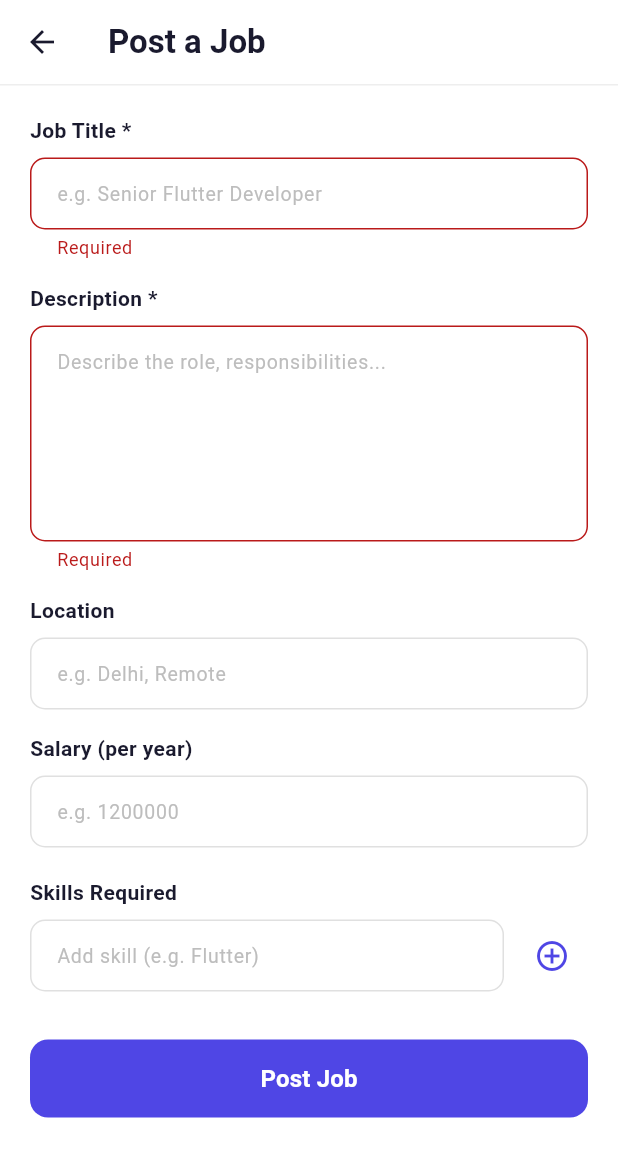
After one commit to SimarSingh2004/JOB_HUB_FRONTEND, a Flutter app: the PostJobScreen screen opened directly, after a tap on "Post Job", on a phone screen of 412 x 824 dp. The commit adds this screen. Shown: the top 1157 px of the screen. Run offline on Flutter 3.47's test engine with Material 3 defaults, Android fonts, the phone set to English and light mode, and no system bars; our stand-ins replace dio, flutter_riverpod, flutter_secure_storage, freezed_annotation, go_router; accounts and stored records are empty.

Commit message:
feat: add PostJobScreen for job creation and editing with form handling and validation

```diff
--- /dev/null
+++ b/lib/features/jobs/presentation/screens/post_job_screen.dart
@@ -0,0 +1,344 @@
+import 'package:flutter/material.dart';
+import 'package:flutter_riverpod/flutter_riverpod.dart';
+import 'package:go_router/go_router.dart';
+import '../../../../models/job.dart';
+import '../viewmodels/post_job_viewmodel.dart';
+// ignore: unused_import
+import '../../presentation/widgets/jobs_filter_sheet.dart';
+
+class PostJobScreen extends ConsumerStatefulWidget {
+  // If editing, pass the existing job — null means creating new
+  final JobModel? existingJob;
+
+  const PostJobScreen({super.key, this.existingJob});
+
+  @override
+  ConsumerState<PostJobScreen> createState() => _PostJobScreenState();
+}
+
+class _PostJobScreenState extends ConsumerState<PostJobScreen> {
+  final _formKey = GlobalKey<FormState>();
+  late TextEditingController _titleCtrl;
+  late TextEditingController _descCtrl;
+  late TextEditingController _salaryCtrl;
+  late TextEditingController _locationCtrl;
+  late TextEditingController _skillCtrl;
+  late List<String> _skills;
+
+  bool get _isEditing => widget.existingJob != null;
+
+  @override
+  void initState() {
+    super.initState();
+    final j = widget.existingJob;
+    _titleCtrl = TextEditingController(text: j?.title ?? '');
+    _descCtrl = TextEditingController(text: j?.description ?? '');
+    _salaryCtrl = TextEditingController(
+      text: j?.salary?.toStringAsFixed(0) ?? '',
+    );
+    _locationCtrl = TextEditingController(text: j?.location ?? '');
+    _skillCtrl = TextEditingController();
+    _skills = List.from(j?.skillsRequired ?? []);
+  }
+
+  @override
+  void dispose() {
+    _titleCtrl.dispose();
+    _descCtrl.dispose();
+    _salaryCtrl.dispose();
+    _locationCtrl.dispose();
+    _skillCtrl.dispose();
+    super.dispose();
+  }
+
+  void _addSkill() {
+    final skill = _skillCtrl.text.trim().toLowerCase();
+    if (skill.isNotEmpty && !_skills.contains(skill)) {
+      setState(() {
+        _skills.add(skill);
+        _skillCtrl.clear();
+      });
+    }
+  }
+
+  Future<void> _save() async {
+    if (!_formKey.currentState!.validate()) return;
+
+    final vm = ref.read(postJobViewModelProvider.notifier);
+
+    if (_isEditing) {
+      await vm.updateJob(
+        jobId: widget.existingJob!.id,
+        data: {
+          'title': _titleCtrl.text.trim(),
+          'description': _descCtrl.text.trim(),
+          'skillsRequired': _skills,
+          if (_salaryCtrl.text.isNotEmpty)
+            'salary': double.tryParse(_salaryCtrl.text.trim()),
+          if (_locationCtrl.text.isNotEmpty)
+            'location': _locationCtrl.text.trim(),
+        },
+      );
+    } else {
+      await vm.createJob(
+        title: _titleCtrl.text.trim(),
+        description: _descCtrl.text.trim(),
+        skillsRequired: _skills,
+        salary: double.tryParse(_salaryCtrl.text.trim()),
+        location: _locationCtrl.text.trim(),
+      );
+    }
+  }
+
+  Future<void> _delete() async {
+    final confirm = await showDialog<bool>(
+      context: context,
+      builder: (ctx) => AlertDialog(
+        title: const Text('Delete Job?'),
+        content: const Text(
+          'This will close the job and remove it from listings. This cannot be undone.',
+        ),
+        actions: [
+          TextButton(
+            onPressed: () => Navigator.pop(ctx, false),
+            child: const Text('Cancel'),
+          ),
+          TextButton(
+            onPressed: () => Navigator.pop(ctx, true),
+            child: Text('Delete', style: TextStyle(color: Colors.red.shade600)),
+          ),
+        ],
+      ),
+    );
+
+    if (confirm == true) {
+      final success = await ref
+          .read(postJobViewModelProvider.notifier)
+          .deleteJob(widget.existingJob!.id);
+      if (success && mounted) context.pop();
+    }
+  }
+
+  @override
+  Widget build(BuildContext context) {
+    final state = ref.watch(postJobViewModelProvider);
+
+    // Navigate back on success
+    ref.listen<PostJobState>(postJobViewModelProvider, (_, next) {
+      if (next.success) {
+        ScaffoldMessenger.of(context).showSnackBar(
+          SnackBar(
+            content: Text(
+              _isEditing ? 'Job updated!' : 'Job posted successfully!',
+            ),
+            backgroundColor: Colors.green,
+            behavior: SnackBarBehavior.floating,
+          ),
+        );
+        context.pop();
+      }
+    });
+
+    return Scaffold(
+      backgroundColor: Colors.white,
+      appBar: AppBar(
+        title: Text(
+          _isEditing ? 'Edit Job' : 'Post a Job',
+          style: const TextStyle(fontWeight: FontWeight.w600),
+        ),
+        backgroundColor: Colors.white,
+        foregroundColor: const Color(0xFF1A1A2E),
+        elevation: 0,
+        bottom: PreferredSize(
+          preferredSize: const Size.fromHeight(1),
+          child: Container(height: 1, color: Colors.grey.shade200),
+        ),
+        // Delete button — only shown when editing
+        actions: _isEditing
+            ? [
+                IconButton(
+                  icon: Icon(Icons.delete_outline, color: Colors.red.shade600),
+                  onPressed: state.isDeleting ? null : _delete,
+                ),
+              ]
+            : null,
+      ),
+      body: Form(
+        key: _formKey,
+        child: SingleChildScrollView(
+          padding: const EdgeInsets.all(20),
+          child: Column(
+            crossAxisAlignment: CrossAxisAlignment.start,
+            children: [
+              // Error
+              if (state.error != null)
+                Container(
+                  margin: const EdgeInsets.only(bottom: 16),
+                  padding: const EdgeInsets.all(12),
+                  decoration: BoxDecoration(
+                    color: Colors.red.shade50,
+                    borderRadius: BorderRadius.circular(8),
+                  ),
+                  child: Text(
+                    state.error!,
+                    style: TextStyle(color: Colors.red.shade700),
+                  ),
+                ),
+
+              _label('Job Title *'),
+              const SizedBox(height: 8),
+              TextFormField(
+                controller: _titleCtrl,
+                decoration: _deco('e.g. Senior Flutter Developer'),
+                validator: (v) =>
+                    v == null || v.trim().isEmpty ? 'Required' : null,
+              ),
+              const SizedBox(height: 16),
+
+              _label('Description *'),
+              const SizedBox(height: 8),
+              TextFormField(
+                controller: _descCtrl,
+                maxLines: 5,
+                decoration: _deco('Describe the role, responsibilities...'),
+                validator: (v) =>
+                    v == null || v.trim().isEmpty ? 'Required' : null,
+              ),
+              const SizedBox(height: 16),
+
+              _label('Location'),
+              const SizedBox(height: 8),
+              TextFormField(
+                controller: _locationCtrl,
+                decoration: _deco('e.g. Delhi, Remote'),
+              ),
+              const SizedBox(height: 16),
+
+              _label('Salary (per year)'),
+              const SizedBox(height: 8),
+              TextFormField(
+                controller: _salaryCtrl,
+                keyboardType: TextInputType.number,
+                decoration: _deco('e.g. 1200000'),
+                validator: (val) {
+                  if (val != null && val.isNotEmpty) {
+                    if (double.tryParse(val) == null) {
+                      return 'Enter a valid number';
+                    }
+                  }
+                  return null;
+                },
+              ),
+              const SizedBox(height: 20),
+
+              _label('Skills Required'),
+              const SizedBox(height: 8),
+
+              // Skills chips
+              if (_skills.isNotEmpty)
+                Padding(
+                  padding: const EdgeInsets.only(bottom: 10),
+                  child: Wrap(
+                    spacing: 8,
+                    runSpacing: 8,
+                    children: _skills.map((skill) {
+                      return Chip(
+                        label: Text(
+                          skill,
+                          style: const TextStyle(fontSize: 13),
+                        ),
+                        onDeleted: () => setState(() => _skills.remove(skill)),
+                        deleteIconColor: Colors.grey.shade500,
+                        backgroundColor: const Color(
+                          0xFF4F46E5,
+                          // ignore: deprecated_member_use
+                        ).withOpacity(0.08),
+                        side: BorderSide.none,
+                        labelStyle: const TextStyle(color: Color(0xFF4F46E5)),
+                      );
+                    }).toList(),
+                  ),
+                ),
+
+              Row(
+                children: [
+                  Expanded(
+                    child: TextField(
+                      controller: _skillCtrl,
+                      decoration: _deco('Add skill (e.g. Flutter)'),
+                      onSubmitted: (_) => _addSkill(),
+                    ),
+                  ),
+                  const SizedBox(width: 8),
+                  IconButton(
+                    onPressed: _addSkill,
+                    icon: const Icon(Icons.add_circle_outline),
+                    color: const Color(0xFF4F46E5),
+                  ),
+                ],
+              ),
+              const SizedBox(height: 32),
+
+              // Submit button
+              SizedBox(
+                width: double.infinity,
+                height: 52,
+                child: ElevatedButton(
+                  onPressed: state.isSaving ? null : _save,
+                  style: ElevatedButton.styleFrom(
+                    backgroundColor: const Color(0xFF4F46E5),
+                    foregroundColor: Colors.white,
+                    shape: RoundedRectangleBorder(
+                      borderRadius: BorderRadius.circular(12),
+                    ),
+                    elevation: 0,
+                  ),
+                  child: state.isSaving
+                      ? const SizedBox(
+                          width: 22,
+                          height: 22,
+                          child: CircularProgressIndicator(
+                            color: Colors.white,
+                            strokeWidth: 2.5,
+                          ),
+                        )
+                      : Text(
+                          _isEditing ? 'Save Changes' : 'Post Job',
+                          style: const TextStyle(
+                            fontSize: 16,
+                            fontWeight: FontWeight.w600,
+                          ),
+                        ),
+                ),
+              ),
+            ],
+          ),
+        ),
+      ),
+    );
+  }
+
+  Widget _label(String text) => Text(
+    text,
+    style: const TextStyle(
+      fontSize: 14,
+      fontWeight: FontWeight.w600,
+      color: Color(0xFF1A1A2E),
+    ),
+  );
+
+  InputDecoration _deco(String hint) => InputDecoration(
+    hintText: hint,
+    hintStyle: TextStyle(color: Colors.grey.shade400, fontSize: 13),
+    border: OutlineInputBorder(borderRadius: BorderRadius.circular(10)),
+    enabledBorder: OutlineInputBorder(
+      borderRadius: BorderRadius.circular(10),
+      borderSide: BorderSide(color: Colors.grey.shade300),
+    ),
+    focusedBorder: OutlineInputBorder(
+      borderRadius: BorderRadius.circular(10),
+      borderSide: const BorderSide(color: Color(0xFF4F46E5), width: 2),
+    ),
+    contentPadding: const EdgeInsets.symmetric(horizontal: 14, vertical: 12),
+  );
+}
--- a/lib/features/jobs/presentation/screens/recruiter_home_screen.dart
+++ b/lib/features/jobs/presentation/screens/recruiter_home_screen.dart
@@ -143,6 +143,7 @@ class _RecruiterHomeScreenState extends ConsumerState<RecruiterHomeScreen> {
           return JobCard(
             job: job,
             onTap: () => context.push(AppRoutes.jobDetail, extra: job.id),
+            onLongPress: () => context.push(AppRoutes.postJob, extra: job),
           );
         },
       ),
--- a/lib/features/jobs/presentation/widgets/job_card_widget.dart
+++ b/lib/features/jobs/presentation/widgets/job_card_widget.dart
@@ -6,13 +6,21 @@ import '../../../../models/job.dart';
 class JobCard extends StatelessWidget {
   final JobModel job;
   final VoidCallback onTap;
+  final VoidCallback?
+  onLongPress; // optional long press for edit (recruiter only)
 
-  const JobCard({super.key, required this.job, required this.onTap});
+  const JobCard({
+    super.key,
+    required this.job,
+    required this.onTap,
+    this.onLongPress,
+  });
 
   @override
   Widget build(BuildContext context) {
     return GestureDetector(
       onTap: onTap, // Card tap triggers navigation to job details
+      onLongPress: onLongPress, // Long press (if provided) triggers edit
       child: Container(
         margin: const EdgeInsets.symmetric(horizontal: 16, vertical: 6),
         padding: const EdgeInsets.all(16),
--- a/lib/features/profile/presentation/screens/profile_screen.dart
+++ b/lib/features/profile/presentation/screens/profile_screen.dart
@@ -13,6 +13,22 @@ class ProfileScreen extends ConsumerWidget {
     final profileAsync = ref.watch(profileViewModelProvider);
     final authState = ref.watch(authViewModelProvider).value;
     final role = authState?.user?.role ?? 'candidate';
+
+    ref.listen<AsyncValue<ProfileState>>(profileViewModelProvider, (_, next) {
+      next.whenData((state) {
+        if (state.saveSuccess) {
+          ScaffoldMessenger.of(context).showSnackBar(
+            const SnackBar(
+              content: Text('Profile saved successfully!'),
+              backgroundColor: Colors.green,
+              behavior: SnackBarBehavior.floating,
+            ),
+          );
+
+          ref.read(profileViewModelProvider.notifier).clearSaveSuccess();
+        }
+      });
+    });
 
     return Scaffold(
       backgroundColor: const Color(0xFFF8F8FC),
--- a/lib/features/profile/presentation/widgets/candidate_profile_form.dart
+++ b/lib/features/profile/presentation/widgets/candidate_profile_form.dart
@@ -176,21 +176,6 @@ class _CandidateProfileFormState extends ConsumerState<CandidateProfileForm> {
     final profileAsync = ref.watch(profileViewModelProvider);
     final isSaving = profileAsync.value?.isSaving ?? false;
     final saveError = profileAsync.value?.saveError;
-    final saveSuccess = profileAsync.value?.saveSuccess ?? false;
-
-    // Show success snackbar
-    if (saveSuccess) {
-      WidgetsBinding.instance.addPostFrameCallback((_) {
-        ScaffoldMessenger.of(context).showSnackBar(
-          const SnackBar(
-            content: Text('Profile saved successfully!'),
-            backgroundColor: Colors.green,
-            behavior: SnackBarBehavior.floating,
-          ),
-        );
-        ref.read(profileViewModelProvider.notifier).clearSaveSuccess();
-      });
-    }
 
     return Form(
       key: _formKey,
--- a/lib/features/profile/presentation/widgets/recruiter_profile_form.dart
+++ b/lib/features/profile/presentation/widgets/recruiter_profile_form.dart
@@ -60,20 +60,6 @@ class _RecruiterProfileFormState extends ConsumerState<RecruiterProfileForm> {
     final profileAsync = ref.watch(profileViewModelProvider);
     final isSaving = profileAsync.value?.isSaving ?? false;
     final saveError = profileAsync.value?.saveError;
-    final saveSuccess = profileAsync.value?.saveSuccess ?? false;
-
-    if (saveSuccess) {
-      WidgetsBinding.instance.addPostFrameCallback((_) {
-        ScaffoldMessenger.of(context).showSnackBar(
-          const SnackBar(
-            content: Text('Profile saved!'),
-            backgroundColor: Colors.green,
-            behavior: SnackBarBehavior.floating,
-          ),
-        );
-        ref.read(profileViewModelProvider.notifier).clearSaveSuccess();
-      });
-    }
 
     return Form(
       key: _formKey,
```
